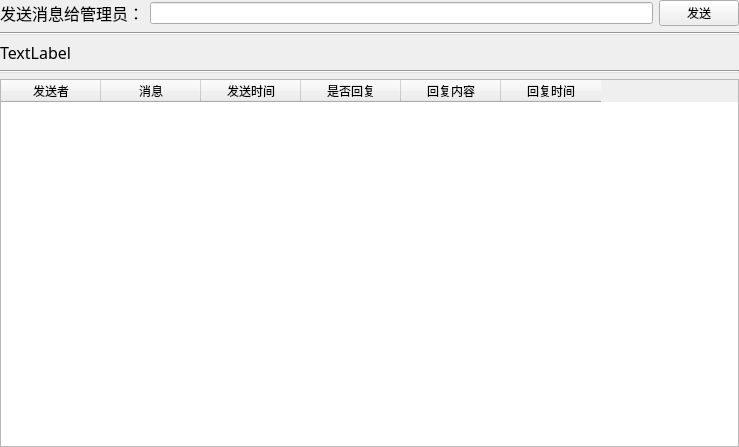
Above: ui/message_info_user_window.ui from mr0yun/BookManager before the change. Below: the same form after it.
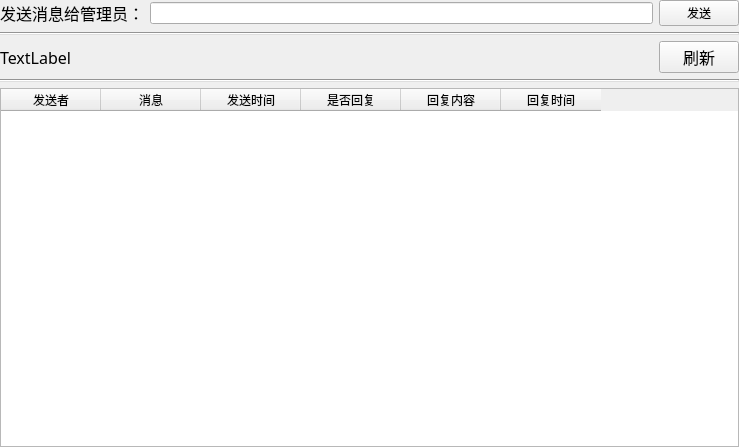
That is the form after the change.

Diff of the .ui file:
```diff
--- a/ui/message_info_user_window.ui
+++ b/ui/message_info_user_window.ui
@@ -73,6 +73,8 @@
       </widget>
      </item>
      <item>
+      <layout class="QHBoxLayout" name="horizontalLayout_2">
+       <item>
       <widget class="QLabel" name="message_total_label">
        <property name="font">
         <font>
@@ -80,10 +82,44 @@
          <pointsize>12</pointsize>
         </font>
        </property>
+         <property name="styleSheet">
+          <string notr="true">font: 12pt &quot;宋体&quot;;</string>
+         </property>
        <property name="text">
         <string>TextLabel</string>
        </property>
       </widget>
+       </item>
+       <item>
+        <spacer name="horizontalSpacer">
+         <property name="orientation">
+          <enum>Qt::Horizontal</enum>
+         </property>
+         <property name="sizeHint" stdset="0">
+          <size>
+           <width>40</width>
+           <height>20</height>
+          </size>
+         </property>
+        </spacer>
+       </item>
+       <item>
+        <widget class="QPushButton" name="refresh_pushButton">
+         <property name="font">
+          <font>
+           <family>宋体</family>
+           <pointsize>12</pointsize>
+          </font>
+         </property>
+         <property name="styleSheet">
+          <string notr="true">font: 12pt &quot;宋体&quot;;</string>
+         </property>
+         <property name="text">
+          <string>刷新</string>
+         </property>
+        </widget>
+       </item>
+      </layout>
      </item>
      <item>
       <widget class="Line" name="line_2">
```
Left out of the diff: 3 changed lines with no effect on the pictures. Lines whose indentation alone changed are shown as unchanged.
